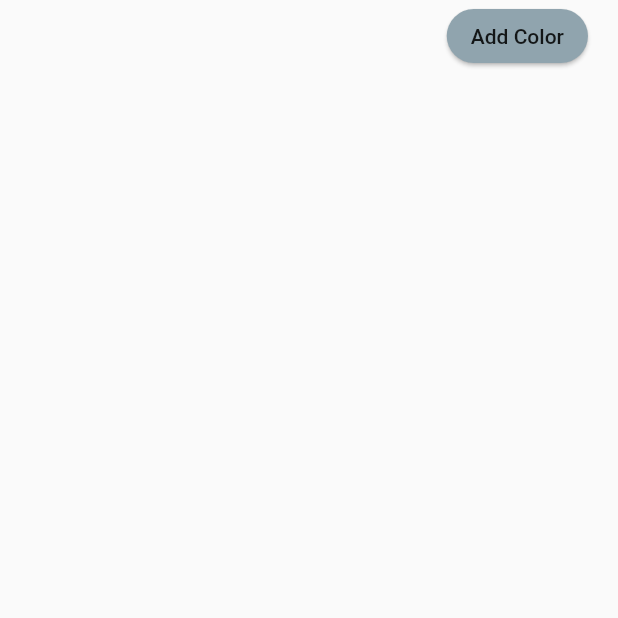
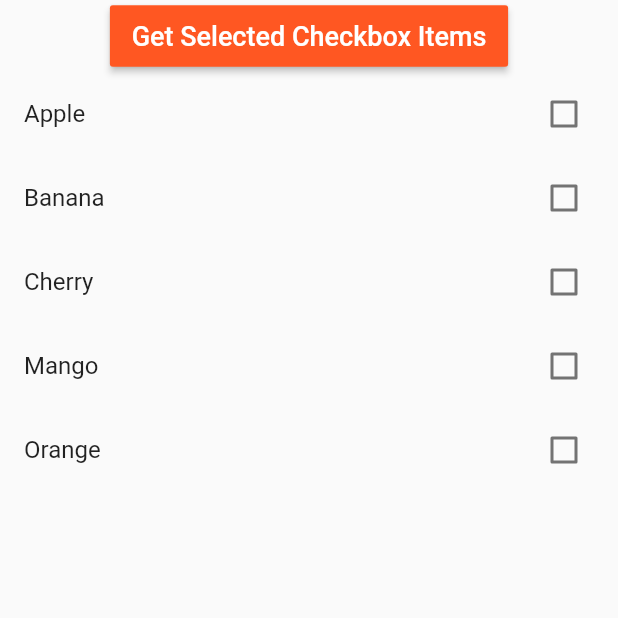
Before and after one commit to NVTP/Flutter-Dynamic-Widget, a Flutter app: the screen it shows after launch, on a phone screen of 412 x 824 dp, the top half of it. Run offline on Flutter 3.47's test engine with Material 2 defaults, Android fonts, the phone set to English and light mode, and no system bars.

Commit message:
add checkbox group

```diff
--- a/lib/main.dart
+++ b/lib/main.dart
@@ -1,9 +1,10 @@
 import 'package:flutter/material.dart';
+import 'package:flutter_app1111/views/checkbox_group.dart';
 import 'package:flutter_app1111/views/dynamic_widget.dart';
 
 void main() => runApp(
   MaterialApp(
-    home: DynamicWidget(),
+    home: CheckboxGroup(),
   ),
 );
 
--- /dev/null
+++ b/lib/views/checkbox_group.dart
@@ -0,0 +1,74 @@
+import 'package:flutter/material.dart';
+
+class CheckboxGroup extends StatefulWidget {
+  @override
+  _CheckboxGroupState createState() => _CheckboxGroupState();
+}
+
+class _CheckboxGroupState extends State<CheckboxGroup> {
+  Map<String, bool> values = {
+    'Apple': false,
+    'Banana': false,
+    'Cherry': false,
+    'Mango': false,
+    'Orange': false,
+  };
+
+  var tmpArray = [];
+
+  getCheckboxItems(){
+
+    values.forEach((key, value) {
+      if(value == true)
+      {
+        tmpArray.add(key);
+      }
+    });
+
+    // Printing all selected items on Terminal screen.
+    print(tmpArray);
+    // Here you will get all your selected Checkbox items.
+
+    // Clear array after use.
+    tmpArray.clear();
+  }
+  @override
+  Widget build(BuildContext context) {
+    return Scaffold(
+      body: SafeArea(
+        child: Column(
+            children: <Widget>[
+
+              RaisedButton(
+                child: Text(" Get Selected Checkbox Items ", style: TextStyle(fontSize: 18),),
+                onPressed: getCheckboxItems,
+                color: Colors.deepOrange,
+                textColor: Colors.white,
+                splashColor: Colors.grey,
+                padding: EdgeInsets.fromLTRB(10, 10, 10, 10),
+              ),
+
+              Expanded(
+                child :
+                ListView(
+                  children: values.keys.map((String key) {
+                    return new CheckboxListTile(
+                      title: new Text(key),
+                      value: values[key],
+                      activeColor: Colors.pink,
+                      checkColor: Colors.white,
+                      onChanged: (bool value) {
+                        setState(() {
+                          values[key] = value;
+                        });
+                      },
+                    );
+                  }).toList(),
+                ),
+              ),
+            ]
+        ),
+      ),
+    );
+  }
+}
--- a/lib/views/dynamic_widget.dart
+++ b/lib/views/dynamic_widget.dart
@@ -20,6 +20,7 @@ class _DynamicWidgetState extends State<DynamicWidget> {
   Widget build(BuildContext context) {
     return Scaffold(
       body: SafeArea(
+        child: SingleChildScrollView(
           child: Column(
             children: <Widget>[
               Container(
@@ -63,8 +64,8 @@ class _DynamicWidgetState extends State<DynamicWidget> {
                   ),
                 ],
               ) : Text(''),
-            Flexible(
-              child: ListView.builder(
+              ListView.builder(
+                shrinkWrap: true,
                 itemCount: textList.length,
                 itemBuilder: (BuildContext context, int Index){
                   return Row(
@@ -78,8 +79,8 @@ class _DynamicWidgetState extends State<DynamicWidget> {
                   );
                 },
               ),
+            ],
           ),
-          ],
         ),
       ),
     );
```
Lines whose indentation alone changed are shown as unchanged.
